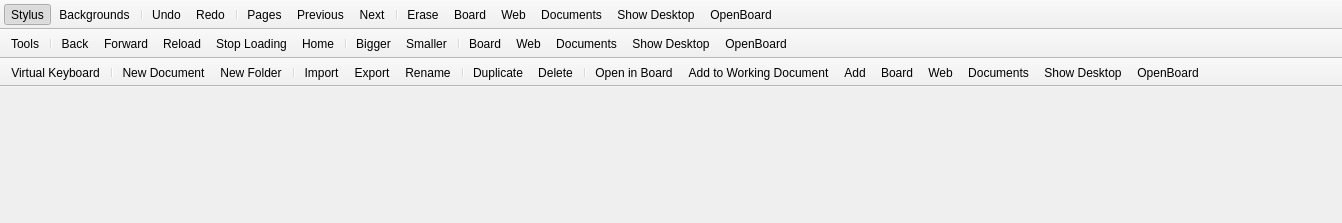
Qt form resources/forms/mainWindow.ui (oneday1992/openboard-merge-administraci) before a commit.
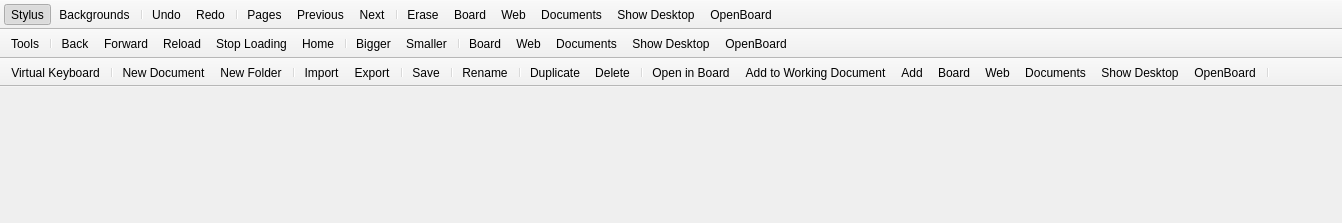
The same form after that commit. Icons and pictures are not drawn.

The edit to the form file:
```diff
--- a/resources/forms/mainWindow.ui
+++ b/resources/forms/mainWindow.ui
@@ -155,6 +155,9 @@
    <addaction name="separator"/>
    <addaction name="actionImport"/>
    <addaction name="actionExport"/>
+   <addaction name="separator"/>
+   <addaction name="actionSave"/>
+   <addaction name="separator"/>
    <addaction name="actionRename"/>
    <addaction name="separator"/>
    <addaction name="actionDuplicate"/>
@@ -168,6 +171,7 @@
    <addaction name="actionDocument"/>
    <addaction name="actionDesktop"/>
    <addaction name="actionMenu"/>
+   <addaction name="separator"/>
   </widget>
   <action name="actionStylus">
    <property name="checkable">
@@ -2344,6 +2348,18 @@
     <string>Specify a custom line width [1-120]</string>
    </property>
   </action>
+  <action name="actionSave">
+   <property name="icon">
+    <iconset>
+     <normaloff>:/images/toolbar/floppy.png</normaloff>:/images/toolbar/floppy.png</iconset>
+   </property>
+   <property name="text">
+    <string>Save</string>
+   </property>
+   <property name="toolTip">
+    <string>Save Document</string>
+   </property>
+  </action>
  </widget>
  <resources>
   <include location="../OpenBoard.qrc"/>
```
